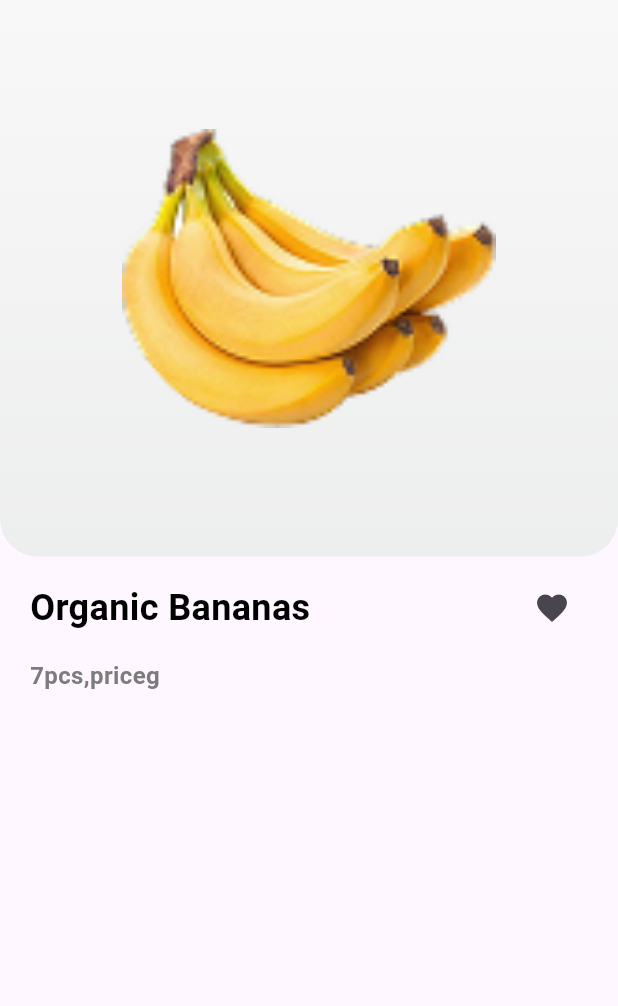
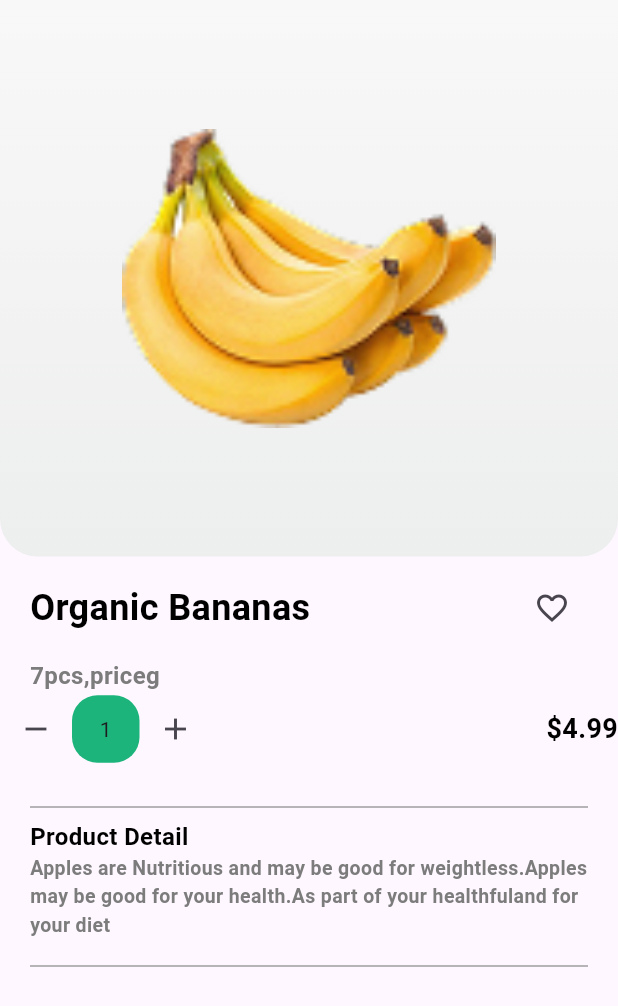
Before and after one commit to Attaullahdeveloper/groceryapp, a Flutter app: the screen it shows after launch, after a tap on "Organic Bananas", on a phone screen of 412 x 824 dp. Shown: the top 1006 px of the screen. Run offline on Flutter 3.47's test engine with Material 3 defaults, Android fonts, the phone set to English and light mode, and no system bars; our stand-ins replace get, google_fonts; Roboto replaces fonts that are missing (Questrial).

Commit message:
update shop detail class

```diff
--- a/lib/main.dart
+++ b/lib/main.dart
@@ -1,9 +1,11 @@
 import 'package:flutter/material.dart';
+import 'package:get/get_navigation/src/root/get_material_app.dart';
 import 'package:grocreyapp/check-box.dart';
 import 'package:grocreyapp/controlelr/constants/appAssets/appimages.dart';
 import 'package:grocreyapp/controlelr/widgets/small_add_button.dart';
 import 'package:grocreyapp/models/shop_model_class/shop-model.dart';
 import 'package:grocreyapp/radio-button.dart';
+import 'package:grocreyapp/text-field-class.dart';
 
 import 'package:grocreyapp/views/auth_views/login_screen/login-screen.dart';
 
@@ -28,7 +30,7 @@ class MyApp extends StatelessWidget {
   // This widget is the root of your application.
   @override
   Widget build(BuildContext context) {
-    return MaterialApp(
+    return GetMaterialApp(
       debugShowCheckedModeBanner: false,
       title: 'Flutter Demo',
       theme: ThemeData(
@@ -37,7 +39,7 @@ class MyApp extends StatelessWidget {
         useMaterial3: true,
       ),
       home: Newshopscreen()//BottomBar()//RadioClass()//Newshopscreen(),
-      // Newshopscreen(maintext: '', subtext: 'subtext', image: 'image')//Newshopscreen()//Productdetailscreen(image: AppImages.appleimg,maintext: ,),
+      // Newopscreen(maintext: '', subtext: 'subtext', image: 'image')//Newshopscreen()//Productdetailscreen(image: AppImages.appleimg,maintext: ,),
      // Shopscreen()// IntroClass()//Numberscreen()//Loginscreen()//Loctionscreen()//Splashscreen(),
 
     );
--- a/lib/views/home_views/new_shop_screen/ShopPro_detail.dart
+++ b/lib/views/home_views/new_shop_screen/ShopPro_detail.dart
@@ -1,19 +1,36 @@
 import 'package:flutter/material.dart';
+import 'package:get/get.dart';
+import 'package:get/get_core/src/get_main.dart';
 import 'package:grocreyapp/controlelr/constants/appColors/appcolors.dart';
 import 'package:grocreyapp/controlelr/widgets/text-widget.dart';
 class Newproductdetail extends StatefulWidget {
   String image;
   String maintext;
   String subtext;
+  String pricetext;
 
-  Newproductdetail({super.key,required this.maintext,required this.subtext, required this.image});
+  Newproductdetail({super.key,required this.maintext,required this.subtext, required this.image,required this.pricetext});
 
   @override
+
   State<Newproductdetail> createState() => _NewproductdetailState();
 }
 
 class _NewproductdetailState extends State<Newproductdetail> {
   bool favourite=true;// for favourite button colors---------------
+  // here we will make a variable for the price
+  double price=0;
+  int value=1;//by default value in our figme desgin is 1--------
+  // here we give the value of textprice to the price parameter varaible bcs in parameter variabe we cantnot give direct its value---
+  double price1=0;
+  // here we make this variable bcs we want that during increament the 4.99 value is continuesly added to the price text so for that------
+  @override
+  void initState() {
+    // TODO: implement initState
+    super.initState();
+    price=double.parse(widget.pricetext);
+    price1=double.parse(widget.pricetext);
+  }
   @override
   Widget build(BuildContext context) {
     return Scaffold(
@@ -21,6 +38,7 @@ class _NewproductdetailState extends State<Newproductdetail> {
         Column(
           crossAxisAlignment: CrossAxisAlignment.start,
           children: [
+            // for the large imgae-------------------------
             Container(
               width: 413,
               height: 371,
@@ -63,7 +81,7 @@ class _NewproductdetailState extends State<Newproductdetail> {
               setState(() {
 
               });
-            }, icon: favourite?Icon(Icons.favorite,):Icon(Icons.favorite,color: Colors.red,)
+            }, icon: favourite?Icon(Icons.favorite_border_outlined,):Icon(Icons.favorite,color: Colors.red,)
             ),
             ],),
           ),
@@ -73,12 +91,68 @@ class _NewproductdetailState extends State<Newproductdetail> {
             // the increament and decreament button starts from here----------------------------------
             Row(
               children: [
+                IconButton(onPressed: (){
+                  print('-------------------decrement-1');
+
+
+                     // Get.snackbar('Error', 'Minimum one number must be selected',
+                     //   backgroundColor: Colors.white,
+                     //   icon: Icon(Icons.error)
+                     // );
+                  if(value>1) {
+                    value--;
+                    price = price - price1;
+                    setState(() {});
+                  }}, icon: Icon(Icons.remove)),
                 Container(
-                  height: ,
-                  width: ,
-                )
-              ],
-            )
+                  width: 45,
+                  height: 45,
+                  decoration: BoxDecoration(
+                    borderRadius: BorderRadius.circular(17),
+                    color: AppColors.gmaincolor,
+                  ),
+                  child: Center(
+                     child: Text('$value'),
+                  ),
+                ),
+                IconButton(onPressed: (){
+                  value++;
+                  // for increasing the price--------
+                  price=price1+price;
+                  // the price1 play a special role for example
+                  // nwhen we click on the inclreaent on first time then the value bacome 9.98 something then when we click for the next time then
+                  // price varaible have value 9.98 but the price1 variable have still the value 4.99 and the 4.99 will add agian---------
+                  setState(() {
+
+                  });
+                }, icon: Icon(Icons.add)),
+                Spacer(),
+                Textwidget(text: '\$${price.toStringAsFixed(2)}', fontcolor: Colors.black, fontsize: 18),],),
+           SizedBox(height: 20,),
+            Divider(
+              color: Colors.grey.shade500,
+              endIndent: 20,
+              indent: 20,
+            ),
+            SizedBox(width: 10,),
+            Row(
+                children: [
+                  SizedBox(width: 20,),
+                  Textwidget(text: 'Product Detail', fontcolor: Colors.black, fontsize: 16),
+                ]),
+
+            Padding(
+              padding: EdgeInsets.symmetric(horizontal: 20),
+              child: Textwidget(text: 'Apples are Nutritious and may be good for weightless.'
+                  'Apples may be good for your health.As part of your healthful'
+                  'and for your diet', fontcolor: AppColors.subtext, fontsize: 13),
+            ),
+            SizedBox(height: 10,),
+            Divider(
+              color: Colors.grey.shade500,
+              endIndent: 20,
+              indent: 20,
+            ),
 
           ],
         ),
```
Also changed, not shown: lib/controlelr/widgets/text-field-widget.dart (added, +26 -0 lines), lib/text-field-class.dart (added, +24 -0 lines), lib/views/home_views/new_shop_screen/new_shop_screen.dart (+17 -14 lines).
